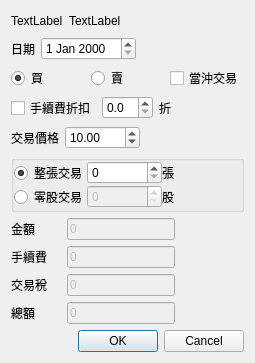
This is QtStockTradingEditDialog.ui in foxking0416/PythonStockPrice as Qt 5 draws it before an edit. The edited form follows.
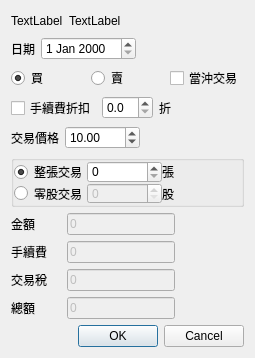
This is the edited form.

Patch:
```diff
--- a/QtStockTradingEditDialog.ui
+++ b/QtStockTradingEditDialog.ui
@@ -16,6 +16,18 @@
     <verstretch>0</verstretch>
    </sizepolicy>
   </property>
+  <property name="minimumSize">
+   <size>
+    <width>255</width>
+    <height>358</height>
+   </size>
+  </property>
+  <property name="maximumSize">
+   <size>
+    <width>255</width>
+    <height>358</height>
+   </size>
+  </property>
   <property name="windowTitle">
    <string>股票交易</string>
   </property>
```
